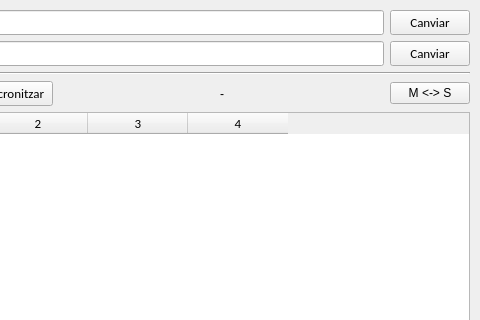
Above: FSincro.ui from jordisuri/Sincro before the change; both pictures show x 123 to 603 and y 0 to 320 of the 603 by 648 pixel window. Below: the same form after it.
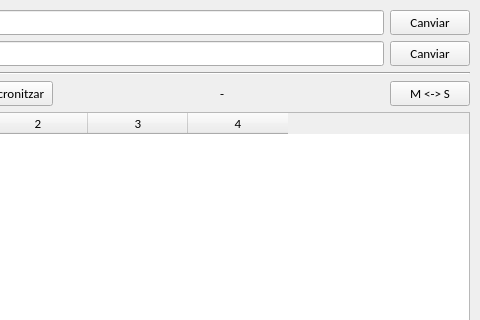
That is the form after the change.

Commit message: Abans revisió progressiva 2

What changed in the file:
```diff
--- a/FSincro.ui
+++ b/FSincro.ui
@@ -204,6 +204,12 @@
       </item>
       <item>
        <widget class="QLabel" name="LReady">
+        <property name="font">
+         <font>
+          <family>Calibri</family>
+          <pointsize>10</pointsize>
+         </font>
+        </property>
         <property name="text">
          <string>-</string>
         </property>
@@ -224,6 +230,12 @@
       </item>
       <item>
        <widget class="QPushButton" name="BInvertirMS">
+        <property name="font">
+         <font>
+          <family>Calibri</family>
+          <pointsize>10</pointsize>
+         </font>
+        </property>
         <property name="text">
          <string>M &lt;-&gt; S</string>
         </property>
```
Left out of the diff: 2 changed lines with no effect on the pictures. The commit also changes 2 other files.
